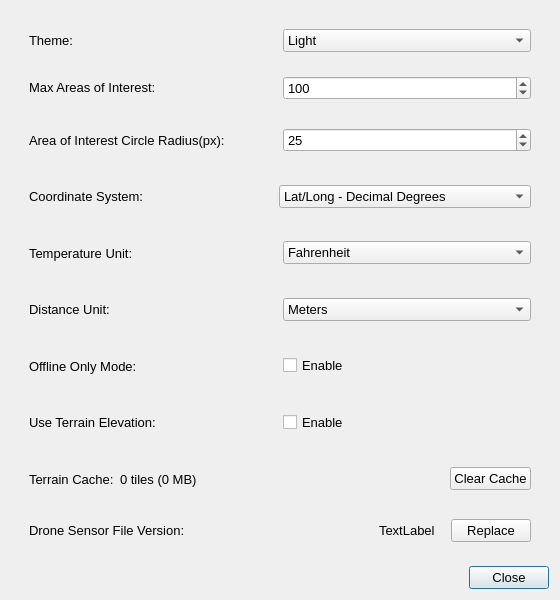
First picture: the form in resources/views/Preferences.ui, repository TheCoderPerson/automated-drone-image-analysis-tool, before the edit.
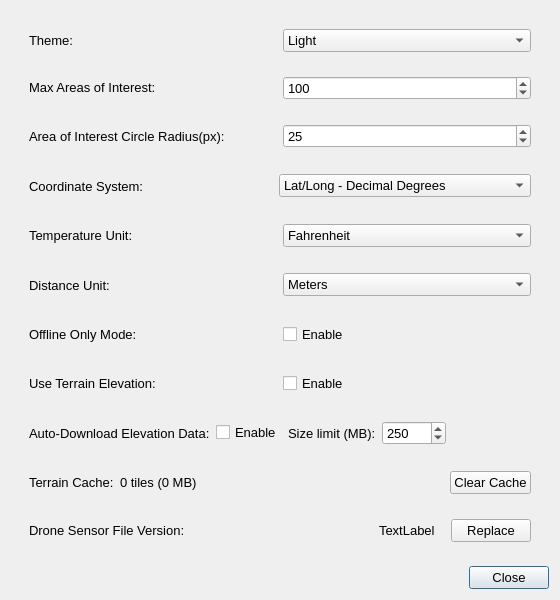
Second picture: the form after the edit.

```diff
--- a/resources/views/Preferences.ui
+++ b/resources/views/Preferences.ui
@@ -426,6 +426,96 @@
        </layout>
       </widget>
      </item>
+     <item>
+      <widget class="QWidget" name="autoAcquireTerrainWidget" native="true">
+       <layout class="QHBoxLayout" name="horizontalLayout_autoAcquireTerrain">
+        <item>
+         <widget class="QLabel" name="autoAcquireTerrainLabel">
+          <property name="font">
+           <font>
+            <pointsize>10</pointsize>
+           </font>
+          </property>
+          <property name="toolTip">
+           <string>Keep elevation data for the search area on hand, for whichever elevation source is selected above.
+Downloads run while an analysis is working, when a results viewer opens and before an export - whichever comes first - so the data is already local by the time AOI coordinates are calculated.</string>
+          </property>
+          <property name="text">
+           <string>Auto-Download Elevation Data:</string>
+          </property>
+         </widget>
+        </item>
+        <item>
+         <widget class="QCheckBox" name="autoAcquireTerrainCheckBox">
+          <property name="font">
+           <font>
+            <pointsize>10</pointsize>
+           </font>
+          </property>
+          <property name="toolTip">
+           <string>Fetch elevation data for the area the images cover, before it is needed.
+• AWS Terrain Tiles (the default source): a few tiles, well under a megabyte
+• USGS 3DEP: about 4 MB per square kilometre, United States only
+• Skipped, with a note, above the size limit, in Offline Only mode, with no connectivity, or when the area is already covered
+• Never required: Download Coverage Data in Preferences and on the GPS Map still does it on demand, including for offline import</string>
+          </property>
+          <property name="text">
+           <string>Enable</string>
+          </property>
+         </widget>
+        </item>
+        <item>
+         <widget class="QLabel" name="autoAcquireTerrainLimitLabel">
+          <property name="font">
+           <font>
+            <pointsize>10</pointsize>
+           </font>
+          </property>
+          <property name="text">
+           <string>Size limit (MB):</string>
+          </property>
+         </widget>
+        </item>
+        <item>
+         <widget class="QSpinBox" name="autoAcquireTerrainLimitSpinBox">
+          <property name="font">
+           <font>
+            <pointsize>10</pointsize>
+           </font>
+          </property>
+          <property name="toolTip">
+           <string>An automatic download larger than this is skipped and noted in the message pane, so an unexpectedly large search area never consumes a field connection unannounced.</string>
+          </property>
+          <property name="minimum">
+           <number>10</number>
+          </property>
+          <property name="maximum">
+           <number>10000</number>
+          </property>
+          <property name="singleStep">
+           <number>50</number>
+          </property>
+          <property name="value">
+           <number>250</number>
+          </property>
+         </widget>
+        </item>
+        <item>
+         <spacer name="autoAcquireTerrainSpacer">
+          <property name="orientation">
+           <enum>Qt::Horizontal</enum>
+          </property>
+          <property name="sizeHint" stdset="0">
+           <size>
+            <width>20</width>
+            <height>20</height>
+           </size>
+          </property>
+         </spacer>
+        </item>
+       </layout>
+      </widget>
+     </item>
      <item>
       <widget class="QWidget" name="terrainCacheWidget" native="true">
        <layout class="QHBoxLayout" name="horizontalLayout_terrain_cache">
```
